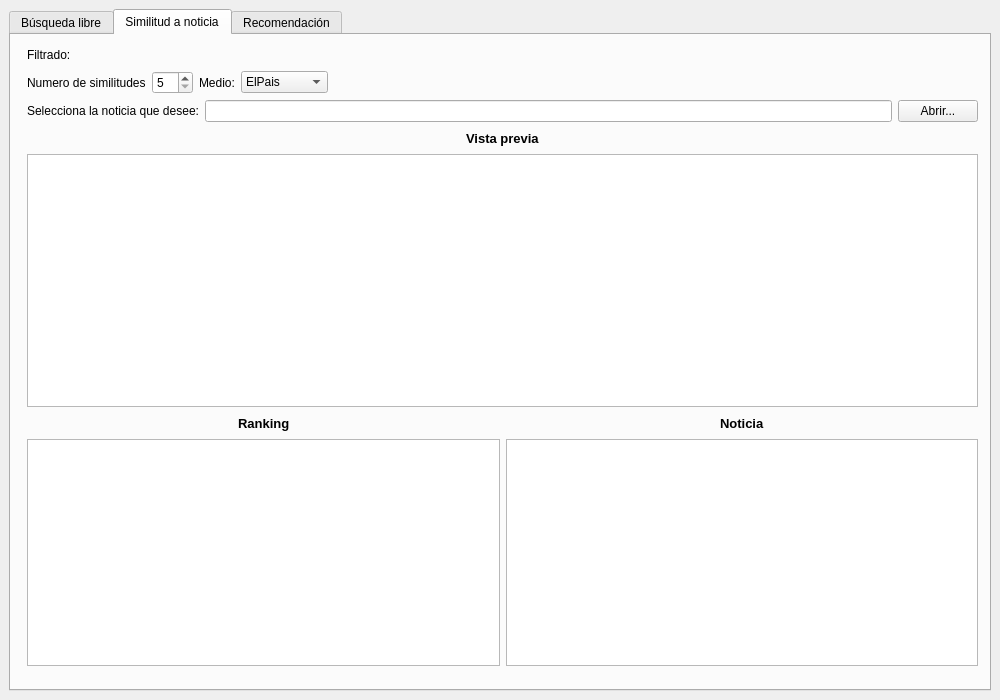
Above: window.ui from pablopascu99/practicaSSII before the change. Below: the same form after it.
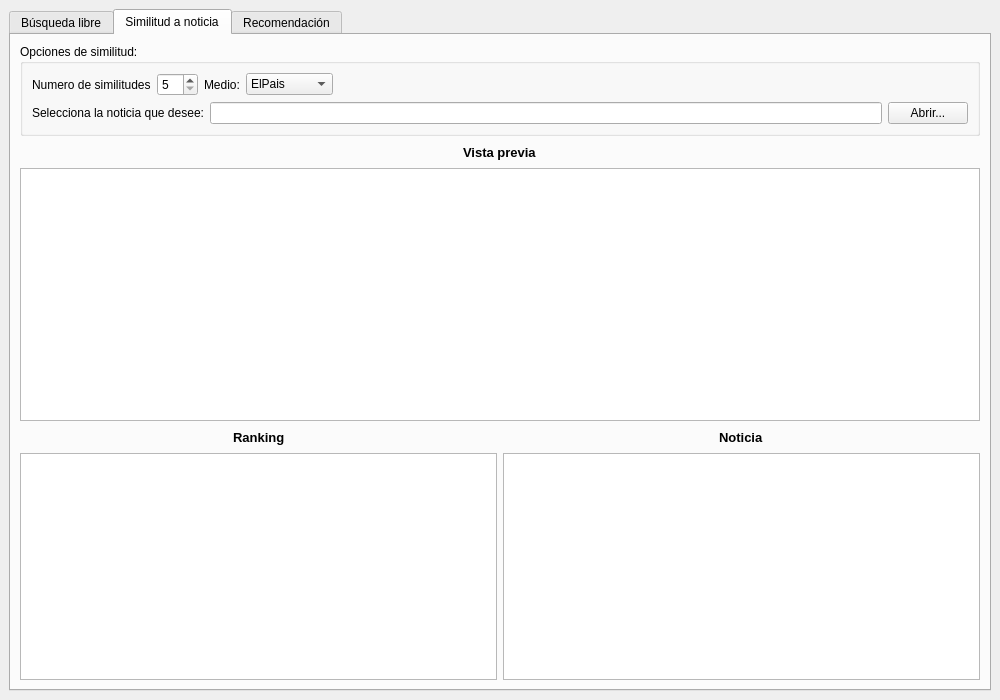
That is the form after the change.

Commit message: Cambios finales en ventana 2.

Diff of the .ui file:
```diff
--- a/window.ui
+++ b/window.ui
@@ -262,42 +262,19 @@
        <attribute name="title">
         <string>Similitud a noticia</string>
        </attribute>
-       <widget class="QWidget" name="verticalLayoutWidget_2">
-        <property name="geometry">
-         <rect>
-          <x>16</x>
-          <y>10</y>
-          <width>951</width>
-          <height>621</height>
-         </rect>
-        </property>
-        <layout class="QVBoxLayout" name="verticalLayout_12">
-         <item>
+       <layout class="QGridLayout" name="gridLayout_5">
+        <item row="0" column="0">
           <layout class="QVBoxLayout" name="verticalLayout_5">
            <item>
-            <layout class="QHBoxLayout" name="horizontalLayout_9">
+           <layout class="QVBoxLayout" name="verticalLayout">
              <item>
-              <widget class="QLabel" name="label_15">
-               <property name="text">
-                <string>Filtrado:</string>
-               </property>
-              </widget>
-             </item>
-             <item>
-              <spacer name="horizontalSpacer_18">
-               <property name="orientation">
-                <enum>Qt::Horizontal</enum>
-               </property>
-               <property name="sizeHint" stdset="0">
-                <size>
-                 <width>40</width>
-                 <height>20</height>
-                </size>
-               </property>
-              </spacer>
-             </item>
-            </layout>
-           </item>
+             <widget class="QGroupBox" name="groupBox_2">
+              <property name="title">
+               <string>Opciones de similitud:</string>
+              </property>
+              <layout class="QGridLayout" name="gridLayout_3">
+               <item row="0" column="0">
+                <layout class="QVBoxLayout" name="verticalLayout_2">
            <item>
             <layout class="QHBoxLayout" name="horizontalLayout_8">
              <item>
@@ -355,8 +332,6 @@
              </item>
             </layout>
            </item>
-          </layout>
-         </item>
          <item>
           <layout class="QHBoxLayout" name="horizontalLayout_7">
            <item>
@@ -378,8 +353,11 @@
            </item>
           </layout>
          </item>
-         <item>
-          <layout class="QVBoxLayout" name="verticalLayout">
+                </layout>
+               </item>
+              </layout>
+             </widget>
+            </item>
            <item>
             <layout class="QHBoxLayout" name="horizontalLayout_13">
              <item>
@@ -540,7 +518,8 @@
           </layout>
          </item>
         </layout>
-       </widget>
+        </item>
+       </layout>
       </widget>
       <widget class="QWidget" name="recom">
        <attribute name="title">
```
Lines whose indentation alone changed are shown as unchanged. The commit also changes 6 other files.
